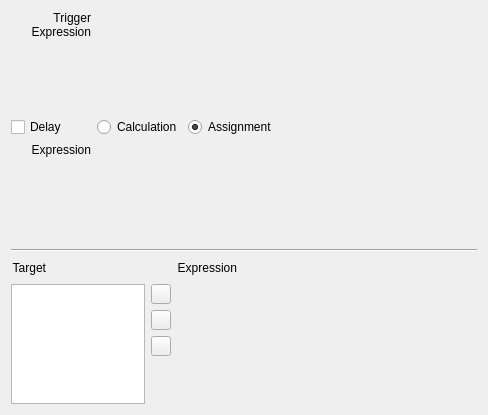
First picture: the form in copasi/UI/CQEventWidget1.ui, repository copasi/COPASI, before the edit.
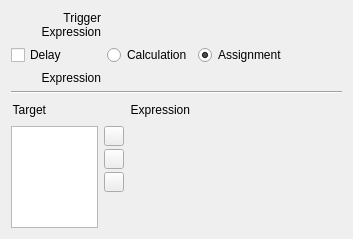
Second picture: the form after the edit. The open tabs and pages were chosen to show the change. Custom widgets are drawn as their Qt base class.

Commit message: The delay expression is only shown if the delay check box is marked. This behavior is in line with the policy that only requested expression are shown (e.g. initial expressions).

The edit to the form file:
```diff
--- a/copasi/UI/CQEventWidget1.ui
+++ b/copasi/UI/CQEventWidget1.ui
@@ -20,8 +20,8 @@
    <rect>
     <x>0</x>
     <y>0</y>
-    <width>488</width>
-    <height>415</height>
+    <width>353</width>
+    <height>239</height>
    </rect>
   </property>
   <property name="sizePolicy">
@@ -33,8 +33,6 @@
   <property name="caption" stdset="0">
    <string>Event Widget</string>
   </property>
-  <layout class="QVBoxLayout" name="verticalLayout">
-   <item>
     <layout class="QGridLayout" name="gridLayout">
      <item row="0" column="0">
       <widget class="QLabel" name="mpLabelTrigger">
@@ -55,23 +53,26 @@
        </property>
       </widget>
      </item>
-     <item row="0" column="1" colspan="3">
+   <item row="0" column="1" colspan="2">
       <widget class="CQExpressionMmlStackedWidget" name="mpExpressionTrigger">
-       <property name="minimumSize">
-        <size>
-         <width>380</width>
-         <height>100</height>
-        </size>
-       </property>
-       <property name="currentIndex">
-        <number>1</number>
-       </property>
-       <widget class="QWidget" name="page_11"/>
-       <widget class="QWidget" name="page_12"/>
+     <property name="sizePolicy">
+      <sizepolicy hsizetype="MinimumExpanding" vsizetype="Preferred">
+       <horstretch>0</horstretch>
+       <verstretch>0</verstretch>
+      </sizepolicy>
+     </property>
+     <widget class="QWidget" name="page_3"/>
+     <widget class="QWidget" name="page_4"/>
       </widget>
      </item>
      <item row="1" column="0">
       <widget class="QCheckBox" name="mpCheckDelay">
+     <property name="sizePolicy">
+      <sizepolicy hsizetype="Preferred" vsizetype="Minimum">
+       <horstretch>0</horstretch>
+       <verstretch>0</verstretch>
+      </sizepolicy>
+     </property>
        <property name="layoutDirection">
         <enum>Qt::LeftToRight</enum>
        </property>
@@ -80,14 +81,16 @@
        </property>
       </widget>
      </item>
-     <item row="1" column="1">
+   <item row="1" column="1" colspan="2">
+    <layout class="QHBoxLayout" name="horizontalLayout">
+     <item>
       <widget class="QRadioButton" name="mpBtnDelayCalculation">
        <property name="text">
         <string>Calculation</string>
        </property>
       </widget>
      </item>
-     <item row="1" column="2">
+     <item>
       <widget class="QRadioButton" name="mpBtnDelayAssignment">
        <property name="text">
         <string>Assignment</string>
@@ -97,18 +100,20 @@
        </property>
       </widget>
      </item>
-     <item row="1" column="3">
+     <item>
       <spacer name="mpSpacerDelay">
        <property name="orientation">
         <enum>Qt::Horizontal</enum>
        </property>
        <property name="sizeHint" stdset="0">
         <size>
-         <width>40</width>
+         <width>158</width>
          <height>20</height>
         </size>
        </property>
       </spacer>
+     </item>
+    </layout>
      </item>
      <item row="2" column="0">
       <widget class="QLabel" name="mpLabelDelayExpression">
@@ -129,21 +134,19 @@
        </property>
       </widget>
      </item>
-     <item row="2" column="1" colspan="3">
+   <item row="2" column="1" colspan="2">
       <widget class="CQExpressionMmlStackedWidget" name="mpExpressionDelay">
-       <property name="minimumSize">
-        <size>
-         <width>380</width>
-         <height>100</height>
-        </size>
-       </property>
-       <widget class="QWidget" name="page_7"/>
-       <widget class="QWidget" name="page_8"/>
-      </widget>
-     </item>
-    </layout>
-   </item>
-   <item>
+     <property name="sizePolicy">
+      <sizepolicy hsizetype="MinimumExpanding" vsizetype="Preferred">
+       <horstretch>0</horstretch>
+       <verstretch>0</verstretch>
+      </sizepolicy>
+     </property>
+     <widget class="QWidget" name="page_5"/>
+     <widget class="QWidget" name="page_6"/>
+    </widget>
+   </item>
+   <item row="3" column="0" colspan="3">
     <widget class="Line" name="mpLine1">
      <property name="frameShape">
       <enum>QFrame::HLine</enum>
@@ -153,9 +156,73 @@
      </property>
     </widget>
    </item>
+   <item row="4" column="0" colspan="2">
+    <layout class="QHBoxLayout">
    <item>
-    <layout class="QGridLayout">
-     <item row="1" column="0">
+      <widget class="QLabel" name="mpLabelTarget">
+       <property name="text">
+        <string>Target</string>
+       </property>
+       <property name="alignment">
+        <set>Qt::AlignRight|Qt::AlignTrailing|Qt::AlignVCenter</set>
+       </property>
+       <property name="wordWrap">
+        <bool>false</bool>
+       </property>
+      </widget>
+     </item>
+     <item>
+      <spacer name="spacerTarget">
+       <property name="orientation">
+        <enum>Qt::Horizontal</enum>
+       </property>
+       <property name="sizeType">
+        <enum>QSizePolicy::Expanding</enum>
+       </property>
+       <property name="sizeHint" stdset="0">
+        <size>
+         <width>40</width>
+         <height>20</height>
+        </size>
+       </property>
+      </spacer>
+     </item>
+    </layout>
+   </item>
+   <item row="4" column="2">
+    <layout class="QHBoxLayout">
+     <item>
+      <widget class="QLabel" name="mpLabelEA">
+       <property name="text">
+        <string>Expression</string>
+       </property>
+       <property name="alignment">
+        <set>Qt::AlignRight|Qt::AlignTrailing|Qt::AlignVCenter</set>
+       </property>
+       <property name="wordWrap">
+        <bool>false</bool>
+       </property>
+      </widget>
+     </item>
+     <item>
+      <spacer name="spacerExpression">
+       <property name="orientation">
+        <enum>Qt::Horizontal</enum>
+       </property>
+       <property name="sizeType">
+        <enum>QSizePolicy::Expanding</enum>
+       </property>
+       <property name="sizeHint" stdset="0">
+        <size>
+         <width>40</width>
+         <height>20</height>
+        </size>
+       </property>
+      </spacer>
+     </item>
+    </layout>
+   </item>
+   <item row="5" column="0" colspan="2">
       <layout class="QHBoxLayout">
        <item>
         <widget class="QListWidget" name="mpLBTarget">
@@ -169,6 +236,9 @@
        </item>
        <item>
         <layout class="QVBoxLayout">
+       <property name="spacing">
+        <number>3</number>
+       </property>
          <item>
           <widget class="QToolButton" name="mpBtnSelectObject">
            <property name="maximumSize">
@@ -237,85 +307,20 @@
        </item>
       </layout>
      </item>
-     <item row="0" column="0">
-      <layout class="QHBoxLayout">
-       <item>
-        <widget class="QLabel" name="mpLabelTarget">
-         <property name="text">
-          <string>Target</string>
-         </property>
-         <property name="alignment">
-          <set>Qt::AlignRight|Qt::AlignTrailing|Qt::AlignVCenter</set>
-         </property>
-         <property name="wordWrap">
-          <bool>false</bool>
-         </property>
-        </widget>
-       </item>
-       <item>
-        <spacer name="spacerTarget">
-         <property name="orientation">
-          <enum>Qt::Horizontal</enum>
-         </property>
-         <property name="sizeType">
-          <enum>QSizePolicy::Expanding</enum>
-         </property>
-         <property name="sizeHint" stdset="0">
-          <size>
-           <width>40</width>
-           <height>20</height>
-          </size>
-         </property>
-        </spacer>
-       </item>
-      </layout>
-     </item>
-     <item row="0" column="1">
-      <layout class="QHBoxLayout">
-       <item>
-        <widget class="QLabel" name="mpLabelEA">
-         <property name="text">
-          <string>Expression</string>
-         </property>
-         <property name="alignment">
-          <set>Qt::AlignRight|Qt::AlignTrailing|Qt::AlignVCenter</set>
-         </property>
-         <property name="wordWrap">
-          <bool>false</bool>
-         </property>
-        </widget>
-       </item>
-       <item>
-        <spacer name="spacerExpression">
-         <property name="orientation">
-          <enum>Qt::Horizontal</enum>
-         </property>
-         <property name="sizeType">
-          <enum>QSizePolicy::Expanding</enum>
-         </property>
-         <property name="sizeHint" stdset="0">
-          <size>
-           <width>40</width>
-           <height>20</height>
-          </size>
-         </property>
-        </spacer>
-       </item>
-      </layout>
-     </item>
-     <item row="1" column="1">
+   <item row="5" column="2">
       <widget class="CQExpressionMmlStackedWidget" name="mpExpressionEA">
-       <property name="minimumSize">
-        <size>
-         <width>300</width>
-         <height>60</height>
-        </size>
+     <property name="sizePolicy">
+      <sizepolicy hsizetype="MinimumExpanding" vsizetype="Preferred">
+       <horstretch>0</horstretch>
+       <verstretch>0</verstretch>
+      </sizepolicy>
+     </property>
+     <property name="currentIndex">
+      <number>1</number>
        </property>
        <widget class="QWidget" name="page"/>
        <widget class="QWidget" name="page_2"/>
       </widget>
-     </item>
-    </layout>
    </item>
   </layout>
  </widget>
```
Left out of the diff: 14 changed lines with no effect on the pictures. Lines whose indentation alone changed are shown as unchanged. The commit also changes 1 other file.
